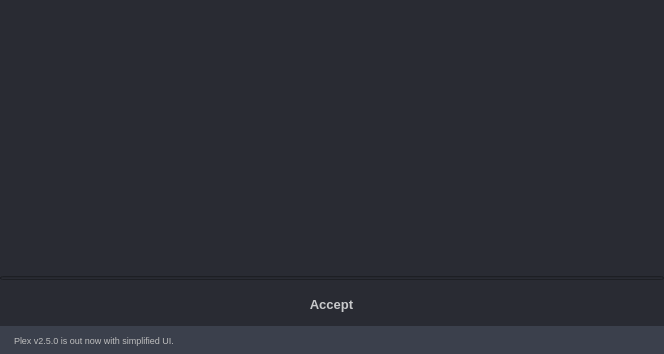
Before: the Qt Designer form scripts/apps/arUtil.ui in alexanderrichtertd/plex, drawn with Qt 5.
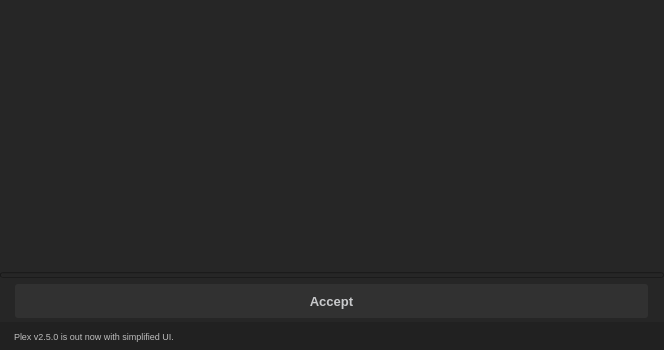
After: the same form once the commit is applied. Icons and pictures are not drawn.

Commit message: color update to dark and TD yellow

Diff of the .ui file:
```diff
--- a/scripts/apps/arUtil.ui
+++ b/scripts/apps/arUtil.ui
@@ -7,7 +7,7 @@
     <x>0</x>
     <y>0</y>
     <width>664</width>
-    <height>354</height>
+    <height>350</height>
    </rect>
   </property>
   <property name="minimumSize">
@@ -50,7 +50,7 @@
      <property name="styleSheet">
       <string notr="true">QWidget{
     color: rgb(201, 202, 204);
-	background-color: rgb(41, 43, 51); 
+	background-color: rgb(38, 38, 38); 
 	selection-background-color: rgb(1, 79, 131);
 }
 
@@ -61,16 +61,16 @@
 }
 
 QPushButton { 
-	border: 0px;
+	border: 2px;
+    border-color: rgb(33, 33, 33);
+	border-radius: 3px;
+   background-color: rgb(49, 49, 49); 
 }
 
 QPushButton:hover {
-	border-radius: 5px;
-	background-color: rgb(56, 61, 69); 
-}
-
-QPushButton:pressed{ 
-	 border: 0px solid green;
+	border-radius: 3px;
+    color: rgb(49, 49, 49); 
+	background-color: rgb(200, 184, 86); 
 }
 
 QToolTip { 
@@ -110,7 +110,7 @@
         <item>
          <widget class="QWidget" name="wgMain" native="true">
           <property name="styleSheet">
-           <string notr="true">background-color: rgb(41, 43, 51); </string>
+           <string notr="true"/>
           </property>
           <layout class="QVBoxLayout" name="layMain">
            <property name="spacing">
@@ -162,7 +162,7 @@
            <property name="maximumSize">
             <size>
              <width>16777215</width>
-             <height>4</height>
+             <height>6</height>
             </size>
            </property>
            <property name="value">
@@ -191,23 +191,7 @@
             </size>
            </property>
            <property name="styleSheet">
-            <string notr="true">
-QWidget{
-background-color: rgb(41, 43, 51); 
-}
-
-QPushButton { 
-	border:0px;
-}
-
-QPushButton:hover {
-	background-color: rgb(80, 80, 80); 
-}
-
-QPushButton:pressed{ 
-	 border: 0px solid green;
-}
-</string>
+            <string notr="true"/>
            </property>
            <layout class="QHBoxLayout" name="horizontalLayout_2">
             <property name="spacing">
@@ -232,7 +216,7 @@
               </property>
               <property name="minimumSize">
                <size>
-                <width>100</width>
+                <width>0</width>
                 <height>0</height>
                </size>
               </property>
@@ -305,18 +289,8 @@
          </size>
         </property>
         <property name="styleSheet">
-         <string notr="true">
-QWidget{
-    background-color: rgb(59, 64, 76); 
-}
-QPushButton { 
-	border:0px;
-}
-
-QPushButton:hover {background-color: rgb(80, 80, 80); }
-
-QPushButton:pressed{ 
-	 border: 0px solid green;
+         <string notr="true">QWidget{
+    background-color: rgb(33, 33, 33); 
 }
 </string>
         </property>
```
Left out of the diff: 14 changed lines with no effect on the pictures. The commit also changes 2 other files.
